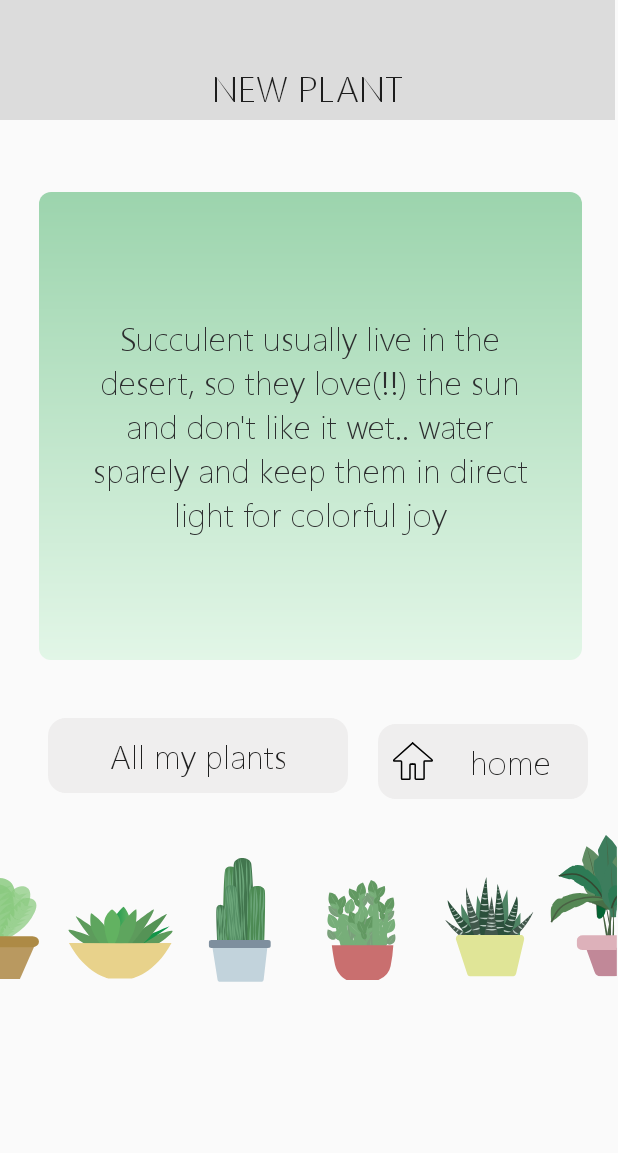
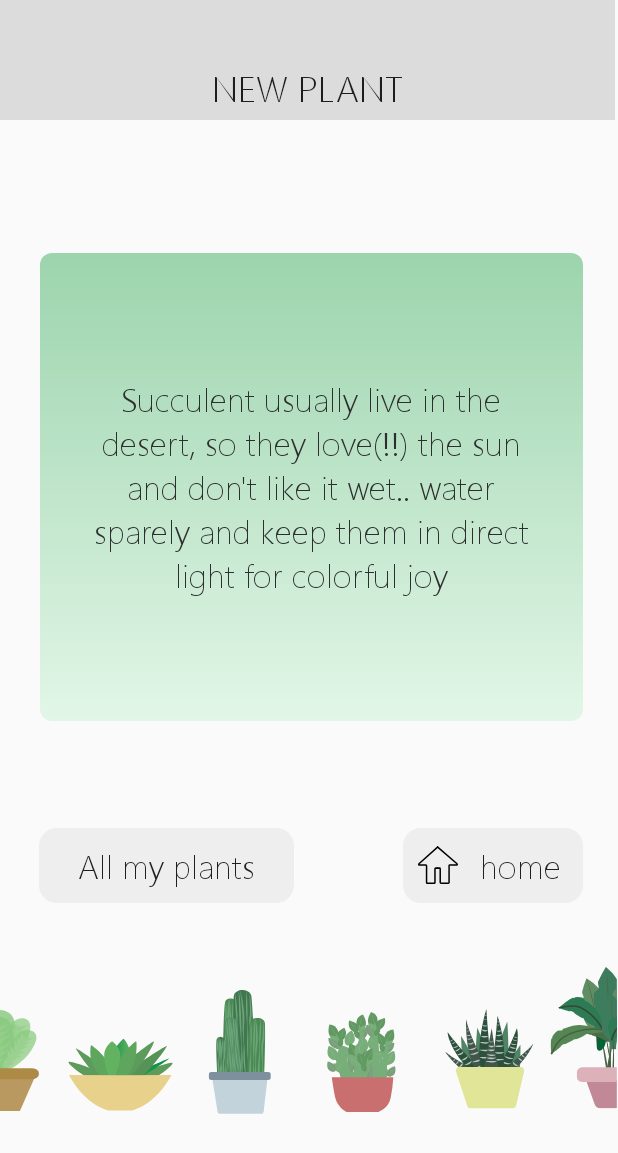
Before and after one commit to shellybekhor/Tropi, an Android app: the PlantInfoActivity screen opened directly, with no data from a screen before it, on a phone screen of 412 x 824 dp. Shown: the top 1153 px of the screen. Run offline under Robolectric (Android 15) with nearby library versions, the phone set to English and light mode, and no system bars.

Commit message:
design fixes

```diff
--- a/app/src/main/res/layout/activity_plant_info.xml
+++ b/app/src/main/res/layout/activity_plant_info.xml
@@ -35,30 +35,15 @@
         android:textSize="22dp"
         app:layout_constraintBottom_toBottomOf="parent"
         app:layout_constraintEnd_toEndOf="parent"
-        app:layout_constraintHorizontal_bias="0.526"
+        app:layout_constraintHorizontal_bias="0.53"
         app:layout_constraintStart_toStartOf="parent"
-        app:layout_constraintTop_toBottomOf="@+id/textView"
-        app:layout_constraintVertical_bias="0.111" />
-
-    <Button
-        android:id="@+id/allMyPlantsButton"
-        android:layout_width="200dp"
-        android:layout_height="50dp"
-        android:layout_marginStart="32dp"
-        android:background="@drawable/rounded_gray_button"
-        android:onClick="launchMyPlants"
-        android:text="All my plants"
-        android:textSize="22dp"
-        app:layout_constraintBottom_toTopOf="@+id/imageView"
-        app:layout_constraintStart_toStartOf="parent"
-        app:layout_constraintTop_toBottomOf="@+id/infoText"
-        app:layout_constraintVertical_bias="0.578" />
+        app:layout_constraintTop_toTopOf="@+id/textView"
+        app:layout_constraintVertical_bias="0.329" />
 
     <Button
         android:id="@+id/homeButton"
-        android:layout_width="140dp"
+        android:layout_width="120dp"
         android:layout_height="50dp"
-        android:layout_marginStart="20dp"
         android:background="@drawable/rounded_gray_button"
         android:drawableLeft="@drawable/ic_home_icon"
         android:onClick="launchMainActivity"
@@ -67,20 +52,36 @@
         android:textSize="22sp"
         app:layout_constraintBottom_toBottomOf="parent"
         app:layout_constraintEnd_toEndOf="parent"
-        app:layout_constraintHorizontal_bias="0.0"
-        app:layout_constraintStart_toEndOf="@+id/allMyPlantsButton"
-        app:layout_constraintTop_toBottomOf="@+id/infoText"
-        app:layout_constraintVertical_bias="0.127" />
+        app:layout_constraintHorizontal_bias="0.92"
+        app:layout_constraintStart_toStartOf="parent"
+        app:layout_constraintTop_toTopOf="parent"
+        app:layout_constraintVertical_bias="0.713" />
+
+    <Button
+        android:id="@+id/allMyPlantsButton"
+        android:layout_width="170dp"
+        android:layout_height="50dp"
+        android:background="@drawable/rounded_gray_button"
+        android:onClick="launchMyPlants"
+        android:text="All my plants"
+        android:textSize="22dp"
+        app:layout_constraintBottom_toBottomOf="parent"
+        app:layout_constraintEnd_toEndOf="parent"
+        app:layout_constraintHorizontal_bias="0.107"
+        app:layout_constraintStart_toStartOf="parent"
+        app:layout_constraintTop_toTopOf="parent"
+        app:layout_constraintVertical_bias="0.713" />
 
     <ImageView
         android:id="@+id/imageView"
         android:layout_width="480dp"
         android:layout_height="120dp"
-        android:layout_marginTop="24dp"
         android:background="@drawable/ic_lower_set"
+        app:layout_constraintBottom_toBottomOf="parent"
         app:layout_constraintEnd_toEndOf="parent"
         app:layout_constraintHorizontal_bias="0.507"
         app:layout_constraintStart_toStartOf="parent"
-        app:layout_constraintTop_toBottomOf="@+id/homeButton" />
+        app:layout_constraintTop_toTopOf="parent"
+        app:layout_constraintVertical_bias="0.916" />
 
 </androidx.constraintlayout.widget.ConstraintLayout>
```
Also changed, not shown: app/src/main/res/layout/activity_find_category.xml (+22 -21 lines).
